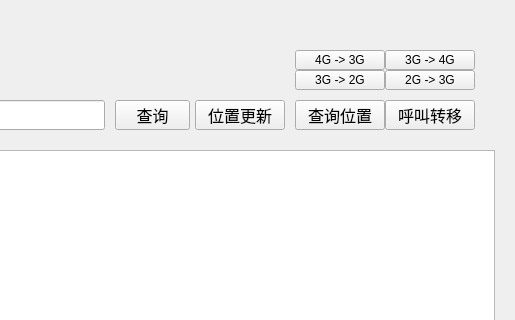
Before: the Qt Designer form DHLR.ui in winsphinx/DHLR, drawn with Qt 5; both pictures show x 285 to 800 and y 0 to 320 of the 800 by 600 pixel window.
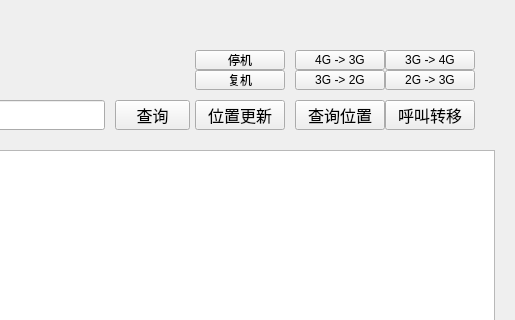
After: the same form once the commit is applied. Icons and pictures are not drawn.

Commit message: add function for stop/rest

The edit to the form file:
```diff
--- a/DHLR.ui
+++ b/DHLR.ui
@@ -219,6 +219,38 @@
      <string>呼叫转移</string>
     </property>
    </widget>
+   <widget class="QPushButton" name="btnRest">
+    <property name="geometry">
+     <rect>
+      <x>480</x>
+      <y>70</y>
+      <width>90</width>
+      <height>20</height>
+     </rect>
+    </property>
+    <property name="minimumSize">
+     <size>
+      <width>0</width>
+      <height>20</height>
+     </size>
+    </property>
+    <property name="text">
+     <string>复机</string>
+    </property>
+   </widget>
+   <widget class="QPushButton" name="btnStop">
+    <property name="geometry">
+     <rect>
+      <x>480</x>
+      <y>50</y>
+      <width>90</width>
+      <height>20</height>
+     </rect>
+    </property>
+    <property name="text">
+     <string>停机</string>
+    </property>
+   </widget>
   </widget>
   <widget class="QMenuBar" name="menubar">
    <property name="geometry">
```
Left out of the diff: 10 changed lines with no effect on the pictures. The commit also changes 1 other file.
